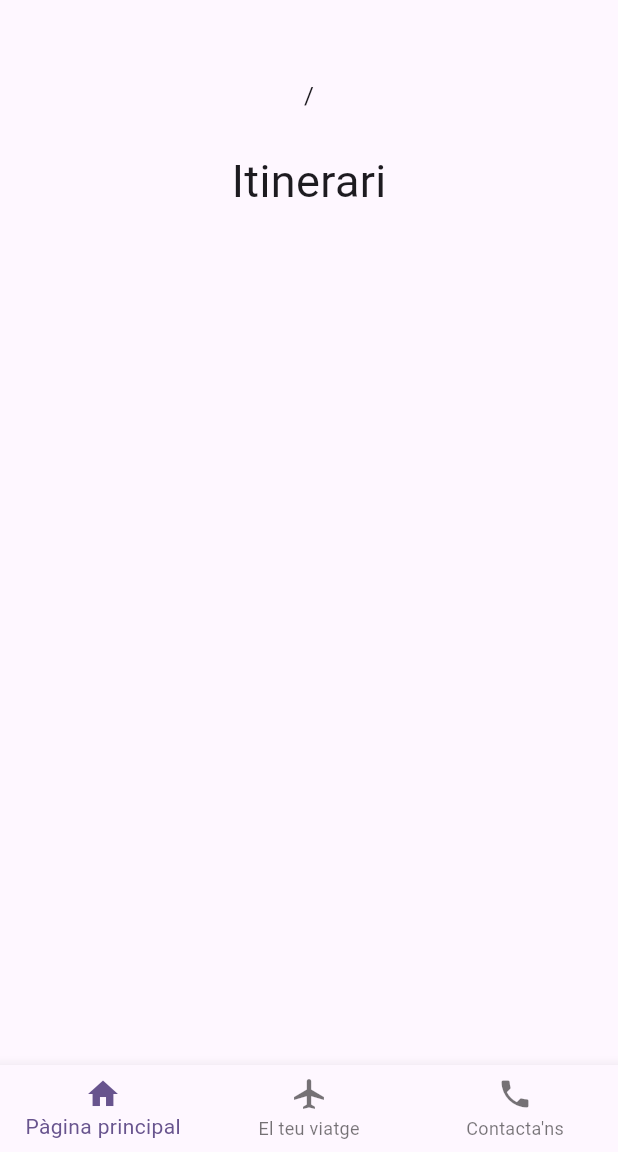
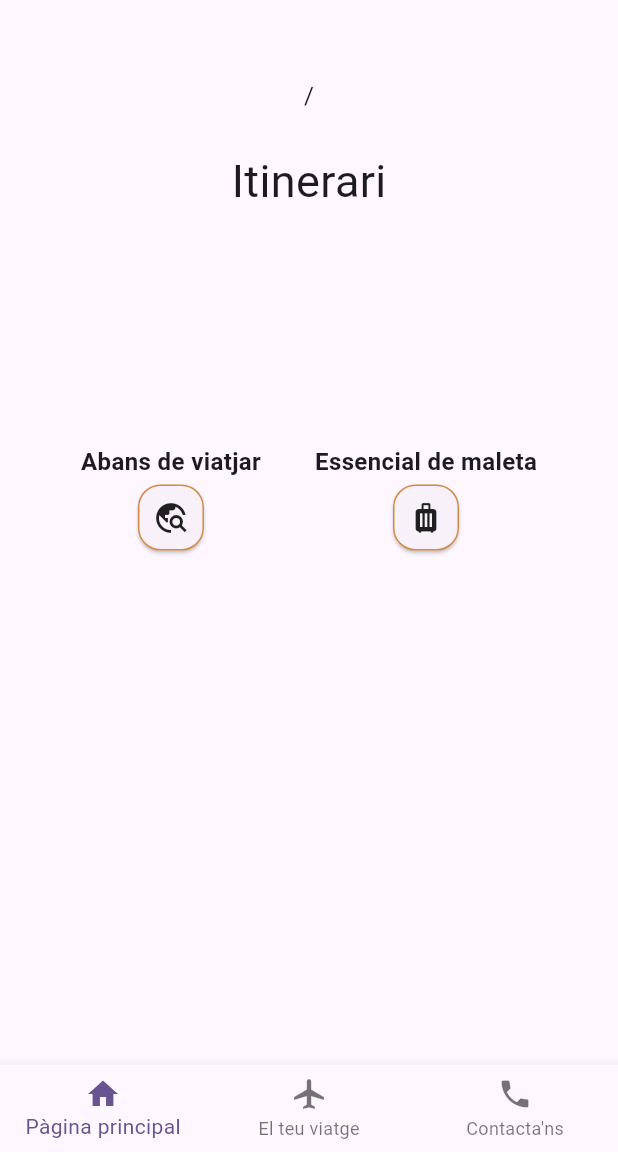
Before and after one commit to jordicarrizoduran/traveladic, a Flutter app: the IndividualTrip screen opened directly with empty values, on a phone screen of 412 x 824 dp, the part 84-1236 px from its top. Run offline on Flutter 3.47's test engine with Material 3 defaults, Android fonts, the phone set to English and light mode, and no system bars; our stand-ins replace firebase_auth, firebase_core; missing offline and left inert: firebase_ui_auth; accounts and stored records are empty; network calls fail.

Commit message:
pugem noves parts del individual trip

```diff
--- a/lib/screens/individual_trip.dart
+++ b/lib/screens/individual_trip.dart
@@ -1,5 +1,6 @@
 import 'package:flutter/material.dart';
 import 'package:traveladic_app/screens/day_to_day.dart';
+import 'package:traveladic_app/screens/pre_viatge.dart';
 
 import '../models/trips_model.dart';
 import '../styles/app_styles.dart';
@@ -34,7 +35,8 @@ class IndividualTrip extends StatelessWidget {
           ],
         ),
       ),
-      body: Padding(
+      body: SingleChildScrollView(
+        child: Padding(
           padding: const EdgeInsets.all(18),
           child: Column(
             children: [
@@ -93,9 +95,69 @@ class IndividualTrip extends StatelessWidget {
                       )
                   ],
                 ),
+              ),
+              AppStyles.separator,
+              Row(
+                mainAxisAlignment: MainAxisAlignment.spaceEvenly,
+                children: [
+                  Column(
+                    children: [
+                      const Text('Abans de viatjar', style: TextStyle(fontSize: 16, fontWeight: FontWeight.bold),),
+                      InkWell(
+                        onTap: (){
+                          Navigator.push(
+                              context,
+                              MaterialPageRoute(builder: (context) => PreViatge(trips.abansDeViatjar))
+                          );
+                        },
+                        child: Card(
+                          shape: RoundedRectangleBorder(
+                            side: const BorderSide(color: AppStyles.principal),
+                            borderRadius: BorderRadius.circular(15),
+                          ),
+                          child: const Padding(
+                            padding: EdgeInsets.all(10),
+                            child: Column(
+                              children: [
+                                Icon(
+                                  Icons.travel_explore,
+                                )
+                              ],
+                            )
                           )
 
+                        ),
+                      ),
                     ],
+                  ),
+                  Column(
+                    children: [
+                      const Text('Essencial de maleta', style: TextStyle(fontSize: 16, fontWeight: FontWeight.bold),),
+                      InkWell(
+                        child: Card(
+                            shape: RoundedRectangleBorder(
+                              side: const BorderSide(color: AppStyles.principal),
+                              borderRadius: BorderRadius.circular(15),
+                            ),
+                            child: const Padding(
+                                padding: EdgeInsets.all(10),
+                                child: Column(
+                                  children: [
+                                    Icon(
+                                      Icons.luggage
+                                    )
+                                  ],
+                                )
+                            )
+
+                        ),
+                      ),
+                    ],
+                  )
+                ],
+              )
+            ],
+          ),
         ),
       ),
       bottomNavigationBar: BottomNavigationBar(
```
Also changed, not shown: lib/screens/pre_viatge.dart (added, +56 -0 lines). Lines whose indentation alone changed are shown as unchanged.
